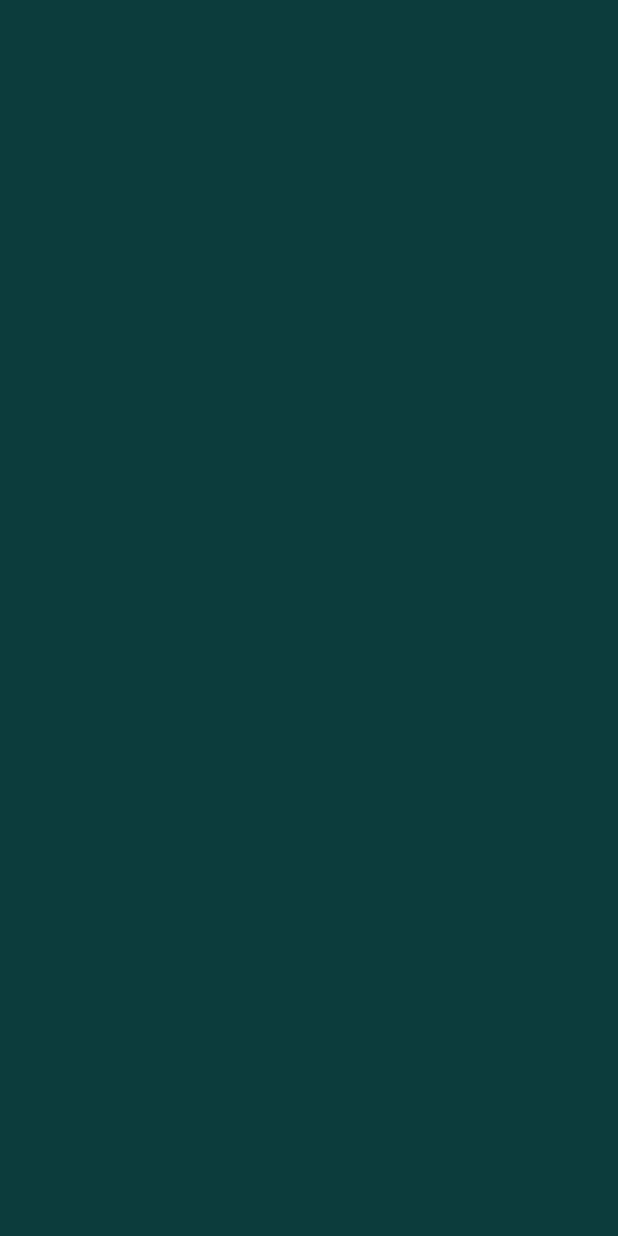
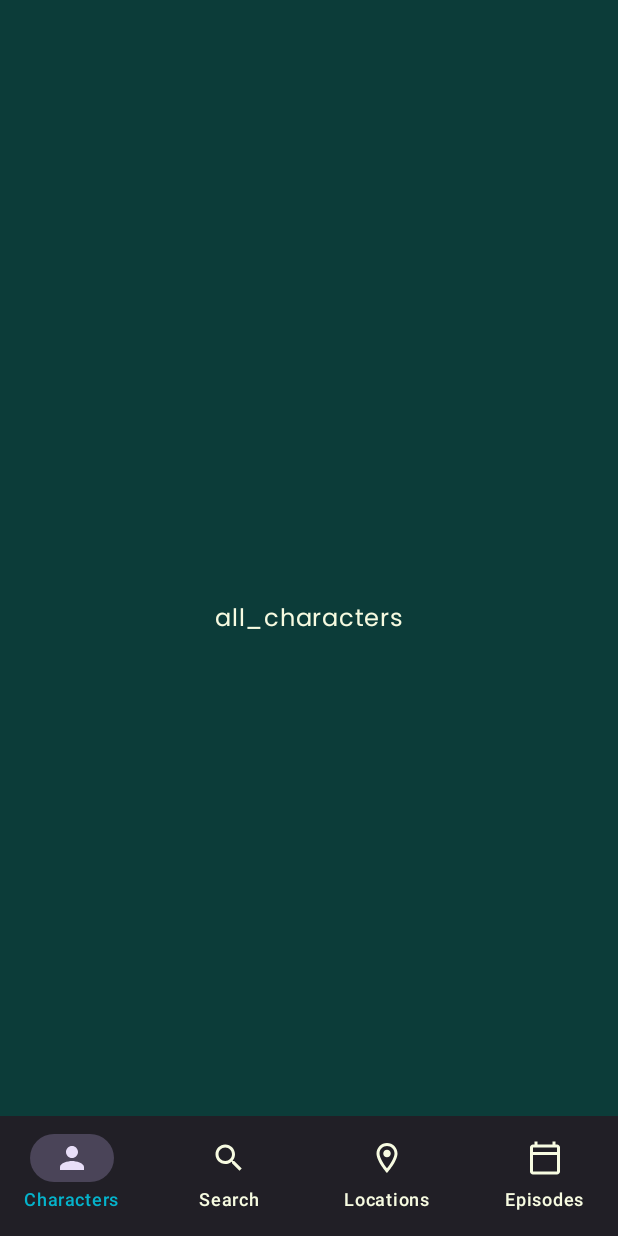
Before and after one commit to ivanpons/RickVerse, an Android app built with Jetpack Compose: the screen it shows after launch (MainActivity), on a phone screen of 412 x 824 dp. Before the commit the screen is empty. Run offline under Robolectric (Android 15) with nearby library versions, the phone set to English and light mode, and no system bars.

Commit message:
feat(main_screen): add bottom bar

```diff
--- a/app/src/main/java/com/llimapons/rickverse/MainActivity.kt
+++ b/app/src/main/java/com/llimapons/rickverse/MainActivity.kt
@@ -5,13 +5,13 @@ import androidx.activity.ComponentActivity
 import androidx.activity.compose.setContent
 import androidx.activity.enableEdgeToEdge
 import androidx.compose.foundation.layout.fillMaxSize
-import androidx.compose.foundation.layout.padding
 import androidx.compose.material3.Scaffold
-import androidx.compose.material3.Text
-import androidx.compose.runtime.Composable
 import androidx.compose.ui.Modifier
-import androidx.compose.ui.tooling.preview.Preview
-import com.llimapons.rickverse.ui.theme.RickVerseTheme
+import androidx.navigation.compose.currentBackStackEntryAsState
+import androidx.navigation.compose.rememberNavController
+import com.llimapons.rickverse.designSystem.RickVerseTheme
+import com.llimapons.rickverse.designSystem.components.RickVerseBottomBar
+import com.llimapons.rickverse.presentation.MainScreenRoot
 
 class MainActivity : ComponentActivity() {
     override fun onCreate(savedInstanceState: Bundle?) {
@@ -19,9 +19,9 @@ class MainActivity : ComponentActivity() {
         enableEdgeToEdge()
         setContent {
             RickVerseTheme {
-                Scaffold(modifier = Modifier.fillMaxSize()) { innerPadding ->
+                val rootNavController = rememberNavController()
+                MainScreenRoot(navController = rootNavController)
 
-                }
             }
         }
     }
--- a/app/src/main/java/com/llimapons/rickverse/ui/theme/Color.kt
+++ b/app/src/main/java/com/llimapons/rickverse/designSystem/Color.kt
@@ -1,4 +1,4 @@
-package com.llimapons.rickverse.ui.theme
+package com.llimapons.rickverse.designSystem
 
 import androidx.compose.ui.graphics.Color
 
--- a/app/src/main/java/com/llimapons/rickverse/ui/theme/Type.kt
+++ b/app/src/main/java/com/llimapons/rickverse/designSystem/Type.kt
@@ -1,4 +1,4 @@
-package com.llimapons.rickverse.ui.theme
+package com.llimapons.rickverse.designSystem
 
 import androidx.compose.material3.Typography
 import androidx.compose.ui.text.TextStyle
--- /dev/null
+++ b/app/src/main/java/com/llimapons/rickverse/designSystem/components/RickVerseBottomBar.kt
@@ -0,0 +1,45 @@
+package com.llimapons.rickverse.designSystem.components
+
+import androidx.compose.material3.Icon
+import androidx.compose.material3.NavigationBar
+import androidx.compose.material3.NavigationBarItem
+import androidx.compose.material3.Text
+import androidx.compose.runtime.Composable
+import androidx.compose.runtime.State
+import androidx.compose.ui.graphics.vector.ImageVector
+import androidx.navigation.NavBackStackEntry
+
+@Composable
+fun RickVerseBottomBar(
+    items: List<BottomBarItem>,
+    onItemClick: (BottomBarItem) -> Unit,
+    currentRoute: State<NavBackStackEntry?>
+){
+    NavigationBar {
+        items.forEach { item ->
+            val selected = currentRoute.value?.destination?.route == item.route
+            NavigationBarItem(
+                selected = selected,
+                label = { Text(text = item.title) },
+                onClick = { onItemClick(item) },
+                icon = {
+                    Icon(
+                        imageVector = if (selected) {
+                            item.iconSelected
+                        } else {
+                            item.iconUnselected
+                        },
+                        contentDescription = item.title
+                    )
+                }
+            )
+        }
+    }
+}
+
+data class BottomBarItem(
+    val title : String,
+    val iconSelected : ImageVector,
+    val iconUnselected : ImageVector,
+    val route : String,
+    )
--- /dev/null
+++ b/app/src/main/java/com/llimapons/rickverse/presentation/MainScreenRoot.kt
@@ -0,0 +1,158 @@
+package com.llimapons.rickverse.presentation
+
+import androidx.compose.foundation.layout.Box
+import androidx.compose.foundation.layout.fillMaxSize
+import androidx.compose.material.icons.Icons
+import androidx.compose.material.icons.filled.CalendarToday
+import androidx.compose.material.icons.filled.LocationOn
+import androidx.compose.material.icons.filled.Person
+import androidx.compose.material.icons.filled.Search
+import androidx.compose.material.icons.outlined.CalendarToday
+import androidx.compose.material.icons.outlined.LocationOn
+import androidx.compose.material.icons.outlined.Person
+import androidx.compose.material.icons.outlined.Search
+import androidx.compose.material3.Scaffold
+import androidx.compose.material3.Text
+import androidx.compose.runtime.Composable
+import androidx.compose.ui.Alignment
+import androidx.compose.ui.Modifier
+import androidx.navigation.NavGraph.Companion.findStartDestination
+import androidx.navigation.NavHostController
+import androidx.navigation.compose.NavHost
+import androidx.navigation.compose.composable
+import androidx.navigation.compose.currentBackStackEntryAsState
+import androidx.navigation.compose.rememberNavController
+import com.llimapons.rickverse.designSystem.components.BottomBarItem
+import com.llimapons.rickverse.designSystem.components.RickVerseBottomBar
+
+@Composable
+fun MainScreenRoot(
+    navController: NavHostController
+) {
+    val nacBackStackEntry = navController.currentBackStackEntryAsState()
+
+    Scaffold(
+        modifier = Modifier.fillMaxSize(),
+        bottomBar = {
+            RickVerseBottomBar(
+                items = rickVerseBarItems,
+                currentRoute = nacBackStackEntry,
+                onItemClick = {
+                    navController.navigate(it.route) {
+                        popUpTo(navController.graph.findStartDestination().id) {
+                            saveState = true
+                        }
+                        launchSingleTop = true
+                        restoreState = true
+                    }
+                }
+            )
+        }
+    ) { innerPadding ->
+        NavHost(navController = navController, startDestination = "characters") {
+            composable("characters") {
+                CharacterNavHost()
+            }
+            composable("search") {
+                SearchNavHost()
+            }
+            composable("locations") {
+                LocationNavHost()
+            }
+            composable("episodes") {
+                EpisodeNavHost()
+            }
+        }
+    }
+}
+
+private val rickVerseBarItems = listOf(
+    BottomBarItem(
+        title = "Characters",
+        iconSelected = Icons.Default.Person,
+        iconUnselected = Icons.Outlined.Person,
+        route = "characters"
+    ),
+    BottomBarItem(
+        title = "Search",
+        iconSelected = Icons.Default.Search,
+        iconUnselected = Icons.Outlined.Search,
+        route = "search"
+    ),
+    BottomBarItem(
+        title = "Locations",
+        iconSelected = Icons.Default.LocationOn,
+        iconUnselected = Icons.Outlined.LocationOn,
+        route = "locations"
+    ),
+    BottomBarItem(
+        title = "Episodes",
+        iconSelected = Icons.Default.CalendarToday,
+        iconUnselected = Icons.Outlined.CalendarToday,
+        route = "episodes"
+    )
+)
+
+@Composable
+fun CharacterNavHost(){
+    val characterNavHostController = rememberNavController()
+    NavHost(navController = characterNavHostController, startDestination = "all_characters"){
+        composable("all_characters"){
+            Box(modifier = Modifier.fillMaxSize(),
+                contentAlignment = Alignment.Center){
+                Text(text = "all_characters")
+            }
+        }
+        composable("character_details"){
+
+        }
+    }
+}
+
+@Composable
+fun SearchNavHost(){
+    val searchNavHostController = rememberNavController()
+    NavHost(navController = searchNavHostController, startDestination = "search"){
+        composable("search"){
+            Box(modifier = Modifier.fillMaxSize(),
+                contentAlignment = Alignment.Center){
+                Text(text = "search")
+            }
+        }
+        composable("character_details"){
+
+        }
+    }
+}
+
+@Composable
+fun LocationNavHost(){
+    val locationNavHostController = rememberNavController()
+    NavHost(navController = locationNavHostController, startDestination = "all_locations"){
+        composable("all_locations"){
+            Box(modifier = Modifier.fillMaxSize(),
+                contentAlignment = Alignment.Center){
+                Text(text = "all_locations")
+            }
+        }
+        composable("location_details"){
+
+        }
+    }
+}
+
+@Composable
+fun EpisodeNavHost(){
+    val episodeNavHostController = rememberNavController()
+    NavHost(navController = episodeNavHostController, startDestination = "all_episodes"){
+        composable("all_episodes"){
+            Box(modifier = Modifier.fillMaxSize(),
+                contentAlignment = Alignment.Center){
+                Text(text = "all_episodes")
+            }
+        }
+        composable("episode_details"){
+
+        }
+    }
+}
```
Also changed, not shown: app/src/main/java/com/llimapons/rickverse/designSystem/Theme.kt (renamed from app/src/main/java/com/llimapons/rickverse/ui/theme/Theme.kt, +1 -7 lines).
